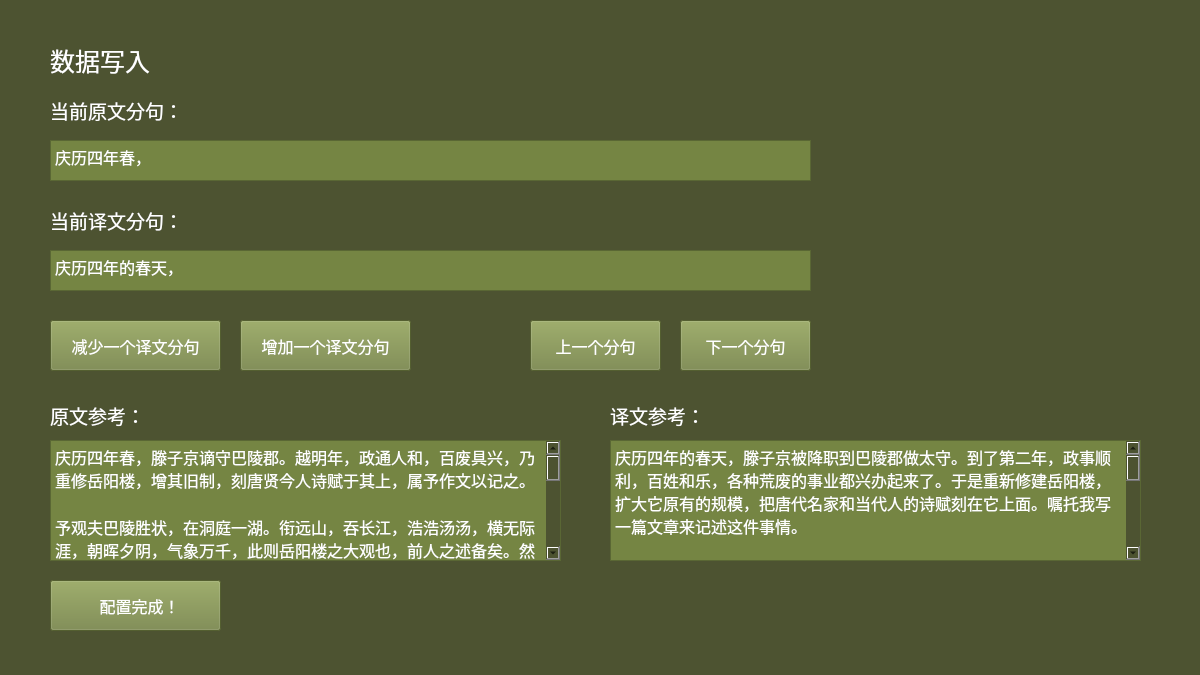
Before: the Qt Designer form DataInputConfigAlign.ui in liyuxuan2003/EgretPoetry, drawn with Qt 5.
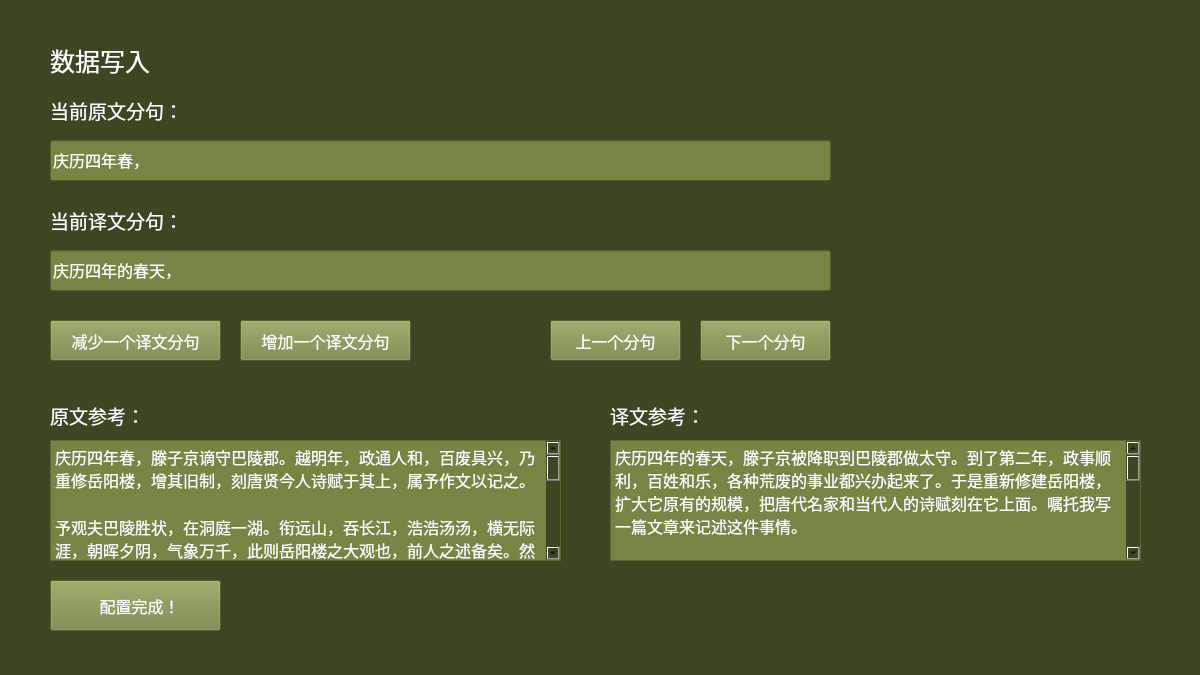
After: the same form once the commit is applied.

Diff of the .ui file:
```diff
--- a/DataInputConfigAlign.ui
+++ b/DataInputConfigAlign.ui
@@ -14,7 +14,7 @@
    <string>Frame</string>
   </property>
   <property name="styleSheet">
-   <string notr="true">background-color: rgb(77, 83, 49);</string>
+   <string notr="true">background-color: rgb(60, 70, 35);</string>
   </property>
   <widget class="QLabel" name="labelTitle">
    <property name="geometry">
@@ -223,85 +223,6 @@
     <string>当前原文分句：</string>
    </property>
   </widget>
-  <widget class="QPlainTextEdit" name="plainTextEditOperateOrig">
-   <property name="geometry">
-    <rect>
-     <x>50</x>
-     <y>140</y>
-     <width>761</width>
-     <height>41</height>
-    </rect>
-   </property>
-   <property name="font">
-    <font>
-     <family>等线</family>
-     <pointsize>12</pointsize>
-    </font>
-   </property>
-   <property name="cursor" stdset="0">
-    <cursorShape>ArrowCursor</cursorShape>
-   </property>
-   <property name="styleSheet">
-    <string notr="true">background-color: rgb(117, 133, 67);
-color: rgb(255, 255, 255);</string>
-   </property>
-   <property name="inputMethodHints">
-    <set>Qt::ImhMultiLine</set>
-   </property>
-   <property name="verticalScrollBarPolicy">
-    <enum>Qt::ScrollBarAsNeeded</enum>
-   </property>
-   <property name="horizontalScrollBarPolicy">
-    <enum>Qt::ScrollBarAlwaysOff</enum>
-   </property>
-   <property name="lineWrapMode">
-    <enum>QPlainTextEdit::WidgetWidth</enum>
-   </property>
-   <property name="plainText">
-    <string>庆历四年春，</string>
-   </property>
-   <property name="textInteractionFlags">
-    <set>Qt::TextSelectableByKeyboard|Qt::TextSelectableByMouse</set>
-   </property>
-  </widget>
-  <widget class="QPlainTextEdit" name="plainTextEditOperateTran">
-   <property name="geometry">
-    <rect>
-     <x>50</x>
-     <y>250</y>
-     <width>761</width>
-     <height>41</height>
-    </rect>
-   </property>
-   <property name="font">
-    <font>
-     <family>等线</family>
-     <pointsize>12</pointsize>
-    </font>
-   </property>
-   <property name="cursor" stdset="0">
-    <cursorShape>ArrowCursor</cursorShape>
-   </property>
-   <property name="styleSheet">
-    <string notr="true">background-color: rgb(117, 133, 67);
-color: rgb(255, 255, 255);</string>
-   </property>
-   <property name="verticalScrollBarPolicy">
-    <enum>Qt::ScrollBarAsNeeded</enum>
-   </property>
-   <property name="horizontalScrollBarPolicy">
-    <enum>Qt::ScrollBarAlwaysOff</enum>
-   </property>
-   <property name="lineWrapMode">
-    <enum>QPlainTextEdit::WidgetWidth</enum>
-   </property>
-   <property name="plainText">
-    <string>庆历四年的春天，</string>
-   </property>
-   <property name="textInteractionFlags">
-    <set>Qt::TextSelectableByKeyboard|Qt::TextSelectableByMouse</set>
-   </property>
-  </widget>
   <widget class="QLabel" name="labelOperateTran">
    <property name="geometry">
     <rect>
@@ -330,7 +251,7 @@
      <x>50</x>
      <y>320</y>
      <width>171</width>
-     <height>51</height>
+     <height>41</height>
     </rect>
    </property>
    <property name="font">
@@ -353,7 +274,7 @@
      <x>240</x>
      <y>320</y>
      <width>171</width>
-     <height>51</height>
+     <height>41</height>
     </rect>
    </property>
    <property name="font">
@@ -373,10 +294,10 @@
   <widget class="QPushButton" name="pushButtonLast">
    <property name="geometry">
     <rect>
-     <x>530</x>
+     <x>550</x>
      <y>320</y>
      <width>131</width>
-     <height>51</height>
+     <height>41</height>
     </rect>
    </property>
    <property name="font">
@@ -396,10 +317,10 @@
   <widget class="QPushButton" name="pushButtonNext">
    <property name="geometry">
     <rect>
-     <x>680</x>
+     <x>700</x>
      <y>320</y>
      <width>131</width>
-     <height>51</height>
+     <height>41</height>
     </rect>
    </property>
    <property name="font">
@@ -416,6 +337,64 @@
     <string>下一个分句</string>
    </property>
   </widget>
+  <widget class="QLineEdit" name="lineEditOperateOrig">
+   <property name="geometry">
+    <rect>
+     <x>50</x>
+     <y>140</y>
+     <width>781</width>
+     <height>41</height>
+    </rect>
+   </property>
+   <property name="font">
+    <font>
+     <family>等线</family>
+     <pointsize>12</pointsize>
+    </font>
+   </property>
+   <property name="focusPolicy">
+    <enum>Qt::NoFocus</enum>
+   </property>
+   <property name="styleSheet">
+    <string notr="true">background-color: rgb(117, 133, 67);
+color: rgb(255, 255, 255);</string>
+   </property>
+   <property name="text">
+    <string>庆历四年春，</string>
+   </property>
+   <property name="readOnly">
+    <bool>true</bool>
+   </property>
+  </widget>
+  <widget class="QLineEdit" name="lineEditOperateTran">
+   <property name="geometry">
+    <rect>
+     <x>50</x>
+     <y>250</y>
+     <width>781</width>
+     <height>41</height>
+    </rect>
+   </property>
+   <property name="font">
+    <font>
+     <family>等线</family>
+     <pointsize>12</pointsize>
+    </font>
+   </property>
+   <property name="focusPolicy">
+    <enum>Qt::NoFocus</enum>
+   </property>
+   <property name="styleSheet">
+    <string notr="true">background-color: rgb(117, 133, 67);
+color: rgb(255, 255, 255);</string>
+   </property>
+   <property name="text">
+    <string>庆历四年的春天，</string>
+   </property>
+   <property name="readOnly">
+    <bool>false</bool>
+   </property>
+  </widget>
  </widget>
  <resources/>
  <connections/>
```
Left out of the diff: 24 changed lines with no effect on the pictures.
